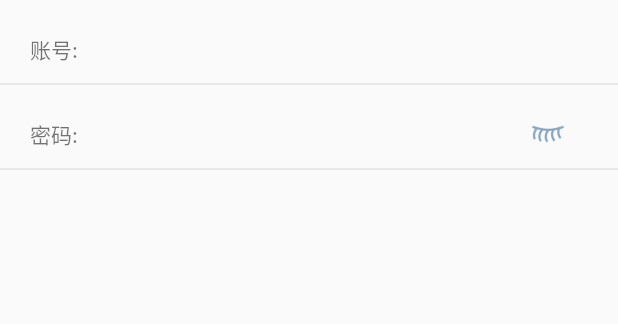
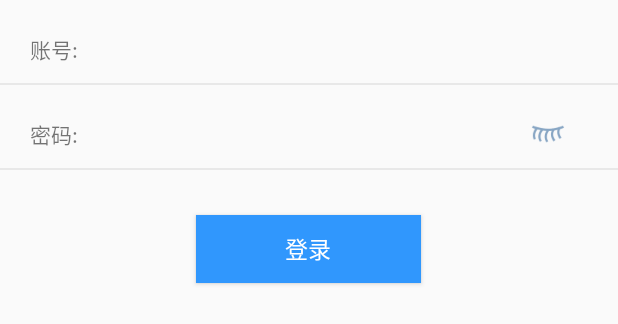
Before and after one commit to youqihei/WeiChat, an Android app: the layout activity_login.xml on its own in the app's theme, with its tools: preview values and no code run, on a phone screen of 412 x 824 dp. Shown: the top 324 px of the screen. Run offline under Robolectric (Android 15) with nearby library versions, the phone set to English and light mode, and no system bars; network calls fail.

Commit message:
一些增加

```diff
--- a/app/src/main/java/weichat/privatecom/wwei/weichat/contract/LoginContract.java
+++ b/app/src/main/java/weichat/privatecom/wwei/weichat/contract/LoginContract.java
@@ -13,7 +13,7 @@ public interface LoginContract {
 
   interface View extends BaseView
   {
-    void onSuccess(BaseObjectBean<LoginBean> response);
+    void onSuccess(LoginBean esponse);
   }
   interface  Presenter
   {
--- a/app/src/main/java/weichat/privatecom/wwei/weichat/model/LoginModel.java
+++ b/app/src/main/java/weichat/privatecom/wwei/weichat/model/LoginModel.java
@@ -1,4 +1,6 @@
 package weichat.privatecom.wwei.weichat.model;
+
+import android.util.Log;
 
 import io.reactivex.Observable;
 import weichat.privatecom.wwei.weichat.bean.BaseObjectBean;
--- a/app/src/main/java/weichat/privatecom/wwei/weichat/utils/NetManager.java
+++ b/app/src/main/java/weichat/privatecom/wwei/weichat/utils/NetManager.java
@@ -11,7 +11,7 @@ public class NetManager {
     private static NetManager netManager;
     private Retrofit retrofit;
     private RetrofitServer retrofitServer;
-    public static final String HOST = "http://192.168.0.108/";
+    public static final String HOST = "http://192.168.0.178:8080";
     private static final int DEFAULT_TIMEOUT = 15;
     public NetManager()
     {
--- a/app/src/main/res/layout/activity_login.xml
+++ b/app/src/main/res/layout/activity_login.xml
@@ -1,6 +1,7 @@
 <?xml version="1.0" encoding="utf-8"?>
 <LinearLayout
-    xmlns:android="http://schemas.android.com/apk/res/android" android:layout_width="match_parent"
+    xmlns:android="http://schemas.android.com/apk/res/android"
+    android:layout_width="match_parent"
     android:layout_height="match_parent"
     android:orientation="vertical"
     >
@@ -72,4 +73,16 @@
         android:layout_height="1dp"
         android:background="@color/a4"
         />
+
+    <Button
+        android:background="@color/baseBlue"
+        android:layout_marginTop="30dp"
+        android:id="@+id/btn_login"
+        android:layout_gravity="center_horizontal"
+        android:layout_width="150dp"
+        android:layout_height="45dp"
+        android:text="登录"
+        android:textSize="15sp"
+        android:textColor="@color/white"
+        />
 </LinearLayout>
```
Also changed, not shown: app/src/main/AndroidManifest.xml (+4 -3 lines), app/src/main/java/weichat/privatecom/wwei/weichat/fragment/LoginFragment.java (+34 -5 lines), app/src/main/java/weichat/privatecom/wwei/weichat/presenter/LoginPresenter.java (+6 -5 lines), app/src/main/java/weichat/privatecom/wwei/weichat/utils/ResponseTransformer.java (+47 -40 lines), app/src/main/java/weichat/privatecom/wwei/weichat/utils/RetrofitServer.java (+6 -2 lines).
